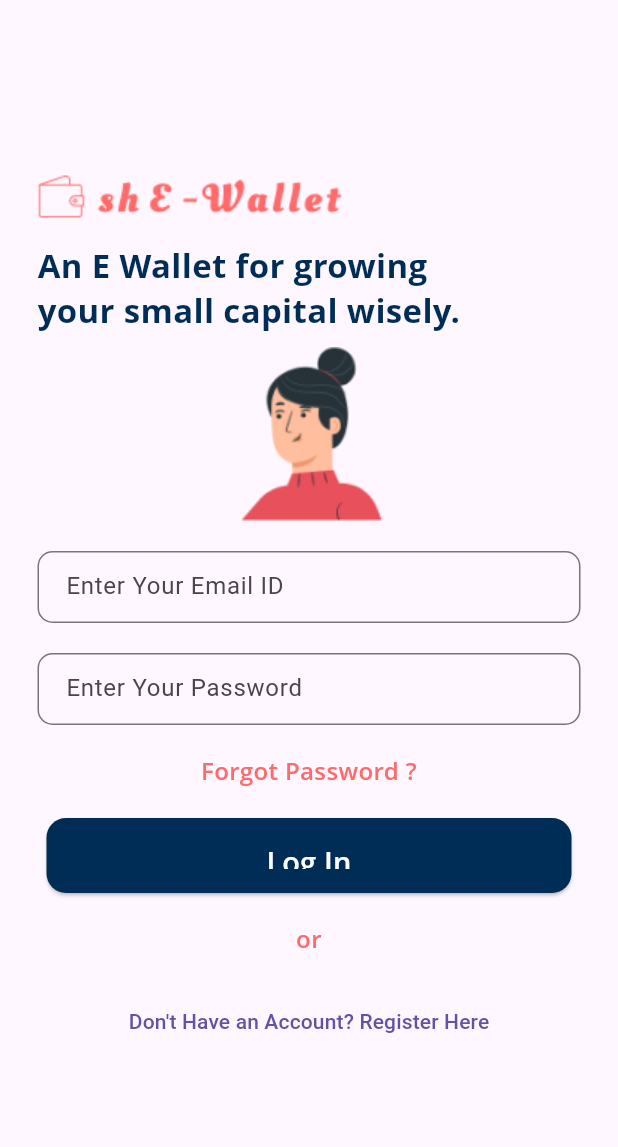
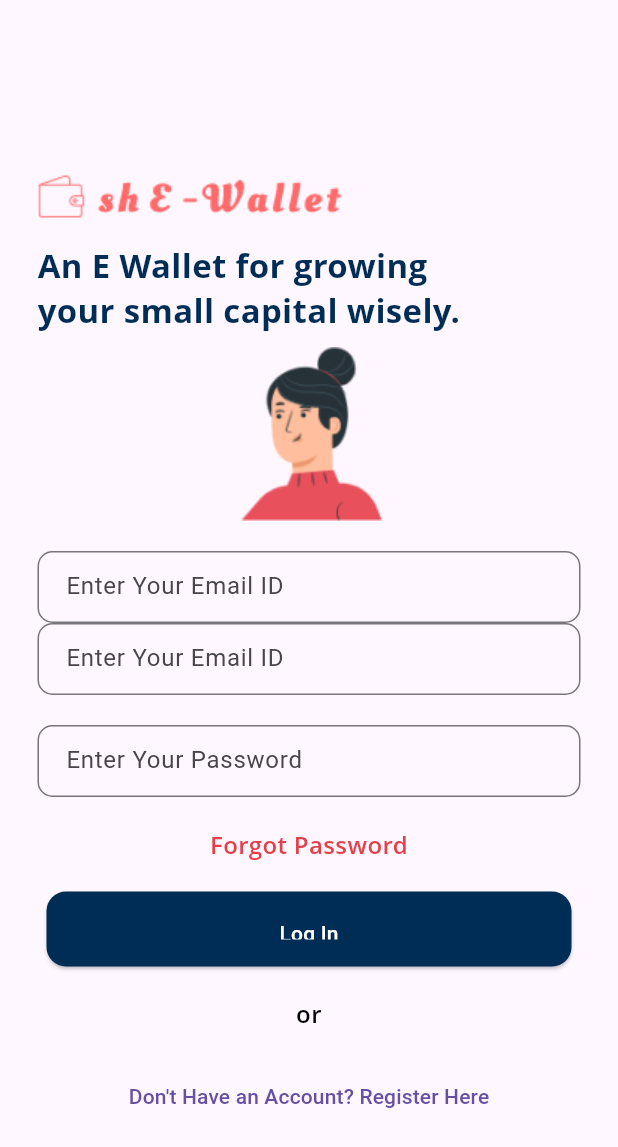
Before and after one commit to Neha220803/shE-Wallet-final, a Flutter app: the screen it shows after launch, on a phone screen of 412 x 824 dp. Shown: the top 1147 px of the screen. Run offline on Flutter 3.47's test engine with Material 3 defaults, Android fonts, the phone set to English and light mode, and no system bars; our stand-ins replace calendar_date_picker2, carousel_slider, cloud_firestore, convex_bottom_bar, dash_chat_2, firebase_auth and 3 more; missing offline and left inert: dialog_flowtter, razorpay_flutter; accounts and stored records are empty; Roboto replaces fonts that are missing (Open Sans).

Commit message:
minnor changes

```diff
--- a/lib/Pages/login.dart
+++ b/lib/Pages/login.dart
@@ -4,6 +4,9 @@ import 'package:flutter/material.dart';
 import 'package:sample/Functions/auth.dart';
 import 'package:sample/Pages/SignUp/sign_up.dart';
 import 'package:sample/Utils/constants.dart';
+import 'package:sample/Widgets/custom_button.dart';
+import 'package:sample/Widgets/custom_text.dart';
+import 'package:sample/Widgets/custom_text_field.dart';
 
 class LogIn extends StatefulWidget {
   const LogIn({super.key});
@@ -74,6 +77,10 @@ class _LogInState extends State<LogIn> {
                 key: _formKey,
                 child: Column(
                   children: [
+                    CustomTextField(
+                        labelText: "Enter Your Email ID",
+                        errorText: 'Please enter your email',
+                        controller: _emailController),
                     TextFormField(
                       controller: _emailController,
                       decoration: InputDecoration(
@@ -103,64 +110,31 @@ class _LogInState extends State<LogIn> {
                       },
                     ),
                     const SizedBox(height: 20),
-                    TextFormField(
-                      controller: _passwordController,
-                      decoration: InputDecoration(
-                        border: OutlineInputBorder(
-                          borderRadius: BorderRadius.circular(10.0),
-                          borderSide: const BorderSide(
-                            width: 5,
-                            color: primaryColor, // Set the border color
-                          ),
-                        ),
-                        focusedBorder: OutlineInputBorder(
-                          borderRadius: BorderRadius.circular(10.0),
-                          borderSide: const BorderSide(
-                            width: 2.5, // Set the border thickness
-                            color: primaryColor, // Set the border color
-                          ),
-                        ),
-                        contentPadding: const EdgeInsets.symmetric(
-                            vertical: 10, horizontal: 15),
-                        hintText: "Enter Your Password",
-                        alignLabelWithHint: true,
-                      ),
-                      validator: (value) {
-                        if (value!.isEmpty) {
-                          return 'Please enter your password';
-                        }
-                        return null;
-                      },
-                    ),
+                    CustomTextField(
+                        labelText: "Enter Your Password",
+                        errorText: "Enter Your Password",
+                        controller: _passwordController),
                   ],
                 ),
               ),
               const SizedBox(height: 20),
               const Center(
-                child: Text(
-                  'Forgot Password ?',
+                child: CustomText(
+                  value: "Forgot Password",
                   textAlign: TextAlign.center,
-                  style: TextStyle(
                   color: tertiaryColor,
-                    fontSize: 16,
+                  size: 16,
                   fontFamily: 'Open Sans',
                   fontWeight: FontWeight.w600,
-                    height: 0,
-                  ),
                 ),
               ),
               const SizedBox(height: 20),
               Center(
-                child: ElevatedButton(
-                  style: ElevatedButton.styleFrom(
-                    shape: RoundedRectangleBorder(
-                      borderRadius: BorderRadius.circular(13),
-                    ),
-                    backgroundColor: primaryColor,
-                    foregroundColor: white,
+                child: CustomButton(
+                  text: "Log In",
+                  color: primaryColor,
                   fixedSize: const Size(350, 50),
-                  ),
-                  onPressed: () {
+                  callback: () {
                     if (_formKey.currentState!.validate()) {
                       //Authenticate
                       signInWithEmailAndPassword(
@@ -169,36 +143,52 @@ class _LogInState extends State<LogIn> {
                           _passwordController.text.trim());
                     }
                   },
-                  child: const Padding(
-                    padding: EdgeInsets.all(16.0),
-                    child: Text(
-                      'Log In',
-                      textAlign: TextAlign.center,
-                      style: TextStyle(
-                        color: white,
-                        fontSize: 19.32,
-                        fontFamily: 'Open Sans',
-                        fontWeight: FontWeight.w600,
-                        height: 0,
                 ),
-                    ),
-                  ),
-                ),
+
+                //  ElevatedButton(
+                //   style: ElevatedButton.styleFrom(
+                //     shape: RoundedRectangleBorder(
+                //       borderRadius: BorderRadius.circular(13),
+                //     ),
+                //     backgroundColor: primaryColor,
+                //     foregroundColor: white,
+                //     fixedSize: const Size(350, 50),
+                //   ),
+                //   onPressed: () {
+                //     if (_formKey.currentState!.validate()) {
+                //       //Authenticate
+                //       signInWithEmailAndPassword(
+                //           context,
+                //           _emailController.text.trim(),
+                //           _passwordController.text.trim());
+                //     }
+                //   },
+                //   child: const Padding(
+                //     padding: EdgeInsets.all(16.0),
+                //     child: Text(
+                //       'Log In',
+                //       textAlign: TextAlign.center,
+                //       style: TextStyle(
+                //         color: white,
+                //         fontSize: 19.32,
+                //         fontFamily: 'Open Sans',
+                //         fontWeight: FontWeight.w600,
+                //         height: 0,
+                //       ),
+                //     ),
+                //   ),
+                // ),
               ),
               const SizedBox(
                 height: 20,
               ),
               const Center(
-                child: Text(
-                  'or',
+                child: CustomText(
+                  value: "or",
                   textAlign: TextAlign.center,
-                  style: TextStyle(
-                    color: tertiaryColor,
-                    fontSize: 16,
+                  size: 16,
                   fontFamily: 'Open Sans',
                   fontWeight: FontWeight.w600,
-                    height: 0,
-                  ),
                 ),
               ),
               const SizedBox(
--- a/lib/Utils/constants.dart
+++ b/lib/Utils/constants.dart
@@ -3,7 +3,7 @@ import 'package:flutter/material.dart';
 const primaryColor = Color(0xFF002D56);
 const opaqueprimaryColor = Color.fromARGB(255, 28, 72, 112);
 const secondaryColor = Color(0xFFFFD9D9);
-const tertiaryColor = Color(0xFFFF6A6A);
+const tertiaryColor = Color.fromARGB(255, 228, 63, 74);
 const white = Colors.white;
 const black = Colors.black;
 const grey = Colors.grey;
--- a/lib/Widgets/custom_text_field.dart
+++ b/lib/Widgets/custom_text_field.dart
@@ -34,14 +34,9 @@ class CustomTextField extends StatelessWidget {
         contentPadding:
             const EdgeInsets.symmetric(vertical: 10, horizontal: 15),
         hintText: labelText,
+        labelText: labelText,
         alignLabelWithHint: true,
       ),
-      // decoration: InputDecoration(
-      //   labelText: labelText,
-      //   border: OutlineInputBorder(borderRadius: BorderRadius.circular(10)),
-      //   filled: true,
-      //   fillColor: white.withOpacity(0.5),
-      // ),
       validator: (value) {
         if (value!.isEmpty) {
           return errorText;
--- a/lib/main.dart
+++ b/lib/main.dart
@@ -1,5 +1,3 @@
-// ignore_for_file: prefer_const_constructors
-
 import 'package:flutter/material.dart';
 import 'package:sample/Pages/login.dart';
 import 'package:firebase_core/firebase_core.dart';
@@ -21,11 +19,11 @@ class MainApp extends StatelessWidget {
   Widget build(BuildContext context) {
     return MaterialApp(
       debugShowCheckedModeBanner: false,
-      home: LogIn(),
+      home: const LogIn(),
       theme: ThemeData(
-        primaryColor: Color.fromARGB(255, 1, 69, 132),
-        pageTransitionsTheme: PageTransitionsTheme(
-          builders: const {
+        primaryColor: const Color.fromARGB(255, 1, 69, 132),
+        pageTransitionsTheme: const PageTransitionsTheme(
+          builders: {
             TargetPlatform.android: CupertinoPageTransitionsBuilder(),
           },
         ),
--- a/pubspec.yaml
+++ b/pubspec.yaml
@@ -26,6 +26,7 @@ dependencies:
   razorpay_flutter: ^1.3.6
   dash_chat_2: ^0.0.19
   dialog_flowtter: ^0.3.3
+  http: ^0.13.6
 
 
 dev_dependencies:
```
Also changed, not shown: lib/Pages/ChatBot/bot.dart (+5 -5 lines), lib/Pages/SideNavBar/chat.dart (+4 -6 lines), lib/Pages/SideNavBar/history.dart (+20 -22 lines), lib/Pages/SideNavBar/invites.dart (+30 -29 lines), lib/Pages/SideNavBar/payment.dart (+98 -57 lines), lib/Pages/SideNavBar/search.dart (+8 -10 lines), lib/Pages/SideNavBar/side_nav_bar.dart (+32 -18 lines), lib/Pages/ChatBot/my_gemini_bot.dart (renamed from lib/Pages/ChatBot/myGeminiBot.dart), pubspec.lock. Lines whose indentation alone changed are shown as unchanged.
